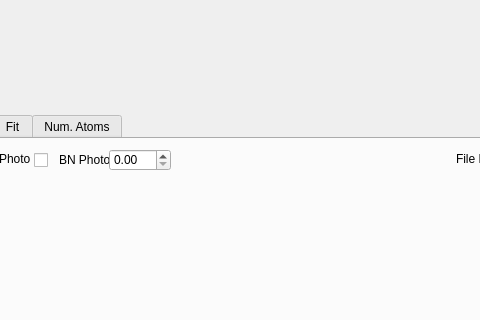
First picture: the form in MOT_detuning_oscilloscope/plot_ui.ui, repository Leonardo-Razzai/automatic_measures, before the edit; both pictures show x 153 to 633 and y 257 to 577 of the 957 by 800 pixel window.
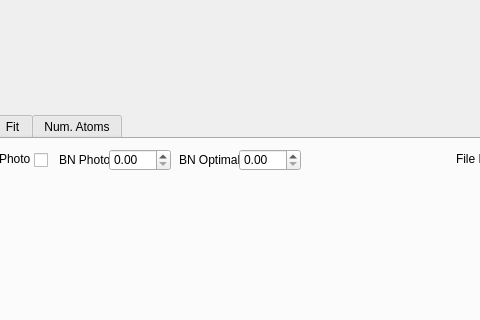
Second picture: the form after the edit. The open tabs and pages were chosen to show the change.

Commit message: add magnetic field and box for optimal freq

What changed in the file:
```diff
--- a/MOT_detuning_oscilloscope/plot_ui.ui
+++ b/MOT_detuning_oscilloscope/plot_ui.ui
@@ -378,6 +378,29 @@
        </rect>
       </property>
      </widget>
+     <widget class="QLabel" name="label_7">
+      <property name="geometry">
+       <rect>
+        <x>300</x>
+        <y>11</y>
+        <width>61</width>
+        <height>20</height>
+       </rect>
+      </property>
+      <property name="text">
+       <string>BN Optimal:</string>
+      </property>
+     </widget>
+     <widget class="QDoubleSpinBox" name="freq_optimal_box">
+      <property name="geometry">
+       <rect>
+        <x>360</x>
+        <y>10</y>
+        <width>62</width>
+        <height>22</height>
+       </rect>
+      </property>
+     </widget>
     </widget>
     <widget class="QWidget" name="tab_2">
      <attribute name="title">
```
Left out of the diff: 2 changed lines with no effect on the pictures. The commit also changes 2 other files.
